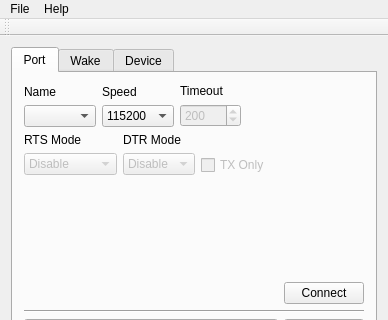
Before: the Qt Designer form src/mainwindow.ui in ew1abz/qWake, drawn with Qt 5; both pictures show x 0 to 388 and y 0 to 320 of the 388 by 639 pixel window.
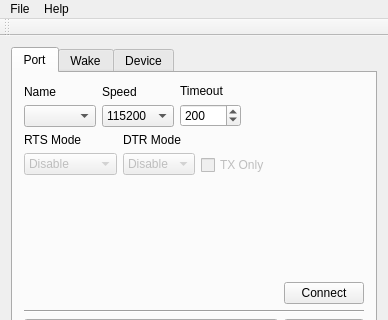
After: the same form once the commit is applied. The open tabs and pages were chosen to show the change. Icons and pictures are not drawn. Custom widgets are drawn as their Qt base class.

```diff
--- a/src/mainwindow.ui
+++ b/src/mainwindow.ui
@@ -132,7 +132,7 @@
             <item>
              <widget class="QSpinBox" name="spinBox">
               <property name="enabled">
-               <bool>false</bool>
+               <bool>true</bool>
               </property>
               <property name="maximum">
                <number>10000</number>
```
Left out of the diff: 6 changed lines with no effect on the pictures.
